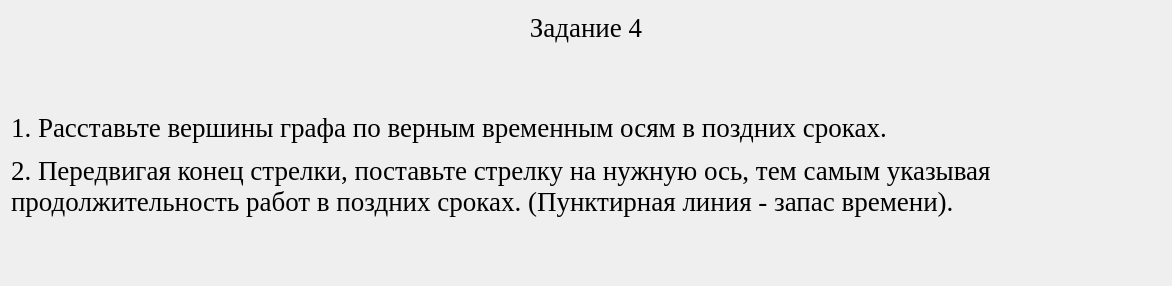
Old version of the form qt_designer_ui/TextTask4.ui in the repository IvaMarin/Project-Network-Diagram-App.
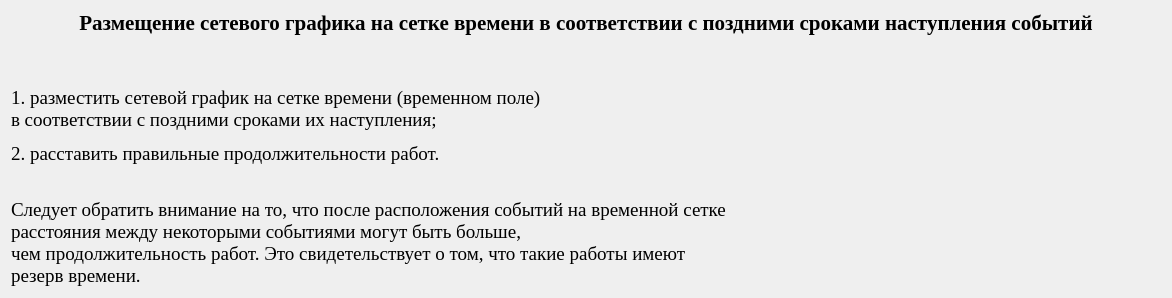
New version of the form.

The edit to the form file:
```diff
--- a/qt_designer_ui/TextTask4.ui
+++ b/qt_designer_ui/TextTask4.ui
@@ -22,7 +22,7 @@
       </font>
      </property>
      <property name="text">
-      <string>&lt;html&gt;&lt;head/&gt;&lt;body&gt;&lt;p align=&quot;center&quot;&gt;&lt;span style=&quot; font-size:20pt;&quot;&gt;Задание 4&lt;/span&gt;&lt;/p&gt;&lt;p align=&quot;center&quot;&gt;&lt;span style=&quot; font-size:20pt;&quot;&gt;&lt;br/&gt;&lt;/span&gt;&lt;/p&gt;&lt;p&gt;&lt;span style=&quot; font-size:20pt;&quot;&gt;1. Расставьте вершины графа по верным временным осям в поздних сроках.&lt;/span&gt;&lt;/p&gt;&lt;p&gt;&lt;span style=&quot; font-size:20pt;&quot;&gt;2. Передвигая конец стрелки, поставьте стрелку на нужную ось, тем самым указывая &lt;br/&gt;продолжительность работ в поздних сроках. (Пунктирная линия - запас времени).&lt;/span&gt;&lt;/p&gt;&lt;p&gt;&lt;span style=&quot; font-size:20pt;&quot;&gt;&lt;br/&gt;&lt;/span&gt;&lt;/p&gt;&lt;/body&gt;&lt;/html&gt;</string>
+      <string>&lt;html&gt;&lt;head/&gt;&lt;body&gt;&lt;p align=&quot;center&quot;&gt;&lt;span style=&quot; font-size:16pt; font-weight:600;&quot;&gt;Размещение сетевого графика на сетке времени в соответствии с поздними сроками наступления событий&lt;/span&gt;&lt;/p&gt;&lt;p align=&quot;center&quot;&gt;&lt;br/&gt;&lt;/p&gt;&lt;p align=&quot;justify&quot;&gt;&lt;span style=&quot; font-size:14pt;&quot;&gt;1. разместить сетевой график на сетке времени (временном поле)&lt;br/&gt;в соответствии с &lt;/span&gt;&lt;span style=&quot; font-size:14pt;&quot;&gt;поздними&lt;/span&gt;&lt;span style=&quot; font-size:14pt;&quot;&gt; сроками их наступления; &lt;/span&gt;&lt;/p&gt;&lt;p align=&quot;justify&quot;&gt;&lt;span style=&quot; font-size:14pt;&quot;&gt;2. расставить правильные продолжительности работ.&lt;/span&gt;&lt;/p&gt;&lt;p align=&quot;justify&quot;&gt;&lt;span style=&quot; font-size:14pt;&quot;&gt;&lt;br/&gt;Следует обратить внимание на то, что после расположения событий на временной сетке &lt;br/&gt;расстояния между некоторыми событиями могут быть больше, &lt;br/&gt;чем продолжительность работ. Это свидетельствует о том, что такие работы имеют &lt;br/&gt;резерв времени.&lt;/span&gt;&lt;/p&gt;&lt;/body&gt;&lt;/html&gt;</string>
      </property>
     </widget>
    </item>
```
